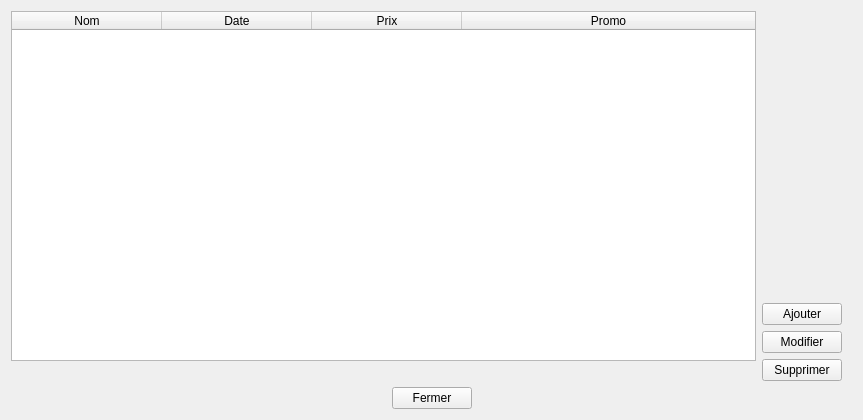
First picture: the form in gui/Gest_Rep.ui, repository BennyBellier/Theatre-CEDB-Project, before the edit.
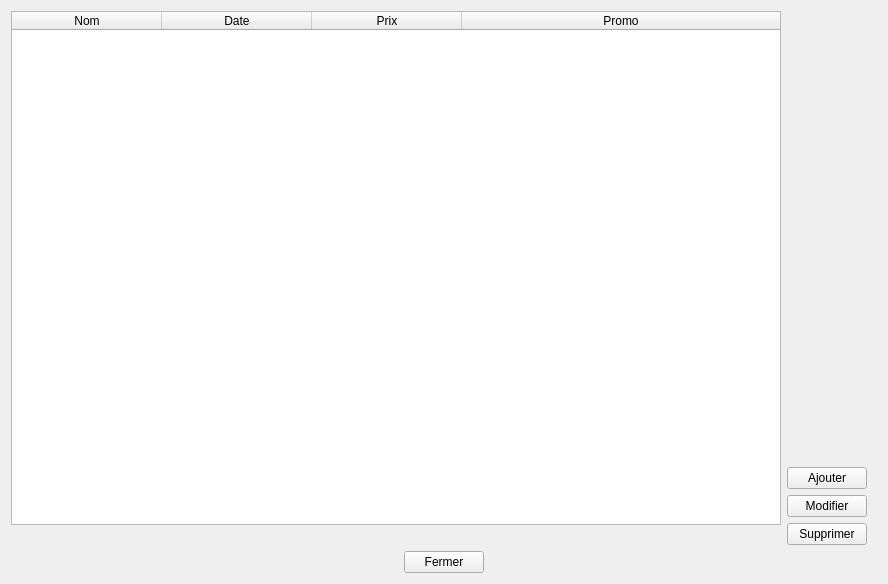
Second picture: the form after the edit.

Diff of the .ui file:
```diff
--- a/gui/Gest_Rep.ui
+++ b/gui/Gest_Rep.ui
@@ -6,8 +6,8 @@
    <rect>
     <x>0</x>
     <y>0</y>
-    <width>863</width>
-    <height>420</height>
+    <width>888</width>
+    <height>584</height>
    </rect>
   </property>
   <property name="windowTitle">
```
